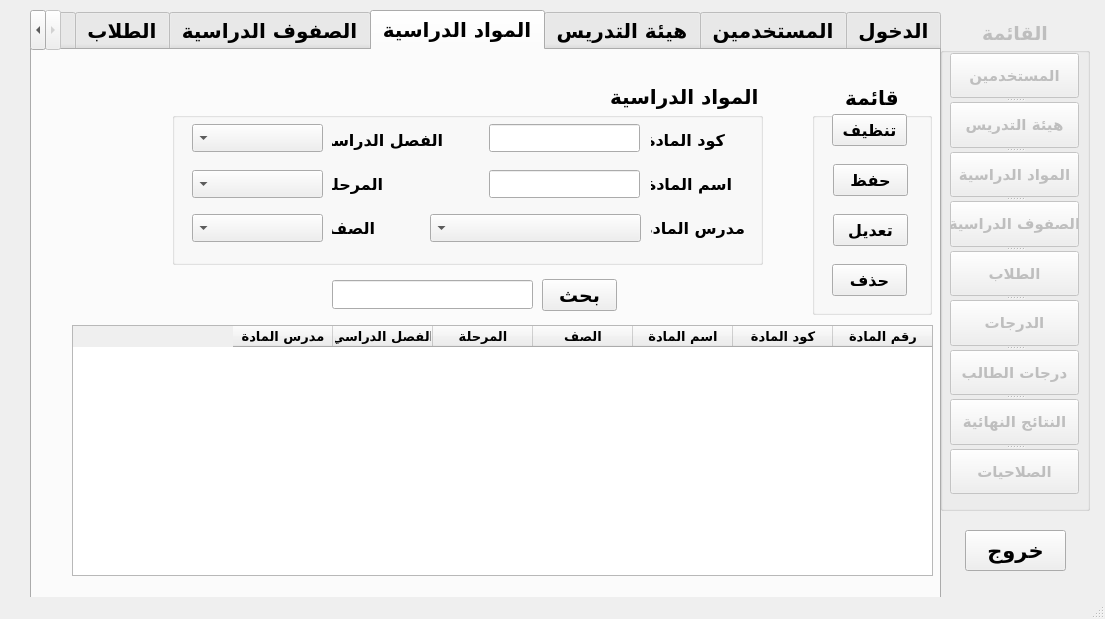
Before: the Qt Designer form school_management.ui in mostafabasuni/School-Management-System, drawn with Qt 5.
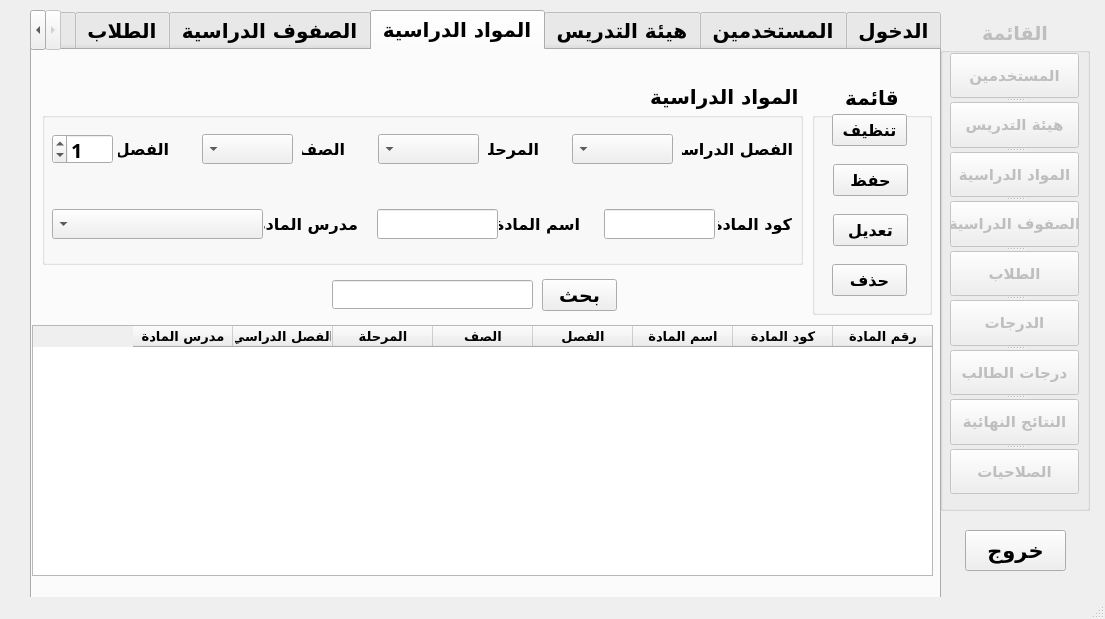
After: the same form once the commit is applied. The open tabs and pages were chosen to show the change.

Commit message: تعديل بعض الدوال بعد ادخال الفصل لكل مرحلة دراسية

What changed in the file:
```diff
--- a/school_management.ui
+++ b/school_management.ui
@@ -880,9 +880,9 @@
      <widget class="QGroupBox" name="groupBox_9">
       <property name="geometry">
        <rect>
-        <x>140</x>
+        <x>10</x>
         <y>34</y>
-        <width>591</width>
+        <width>761</width>
         <height>181</height>
        </rect>
       </property>
@@ -892,10 +892,10 @@
       <widget class="QLabel" name="label_16">
        <property name="geometry">
         <rect>
-         <x>479</x>
-         <y>44</y>
+         <x>676</x>
+         <y>125</y>
          <width>74</width>
-         <height>24</height>
+         <height>30</height>
         </rect>
        </property>
        <property name="font">
@@ -910,10 +910,10 @@
       <widget class="QLabel" name="label_17">
        <property name="geometry">
         <rect>
-         <x>479</x>
-         <y>88</y>
+         <x>457</x>
+         <y>125</y>
          <width>81</width>
-         <height>24</height>
+         <height>30</height>
         </rect>
        </property>
        <property name="font">
@@ -928,10 +928,10 @@
       <widget class="QLabel" name="label_18">
        <property name="geometry">
         <rect>
-         <x>479</x>
-         <y>132</y>
+         <x>222</x>
+         <y>125</y>
          <width>94</width>
-         <height>24</height>
+         <height>30</height>
         </rect>
        </property>
        <property name="font">
@@ -949,10 +949,10 @@
        </property>
        <property name="geometry">
         <rect>
-         <x>317</x>
-         <y>40</y>
-         <width>151</width>
-         <height>28</height>
+         <x>562</x>
+         <y>125</y>
+         <width>111</width>
+         <height>30</height>
         </rect>
        </property>
        <property name="font">
@@ -964,10 +964,10 @@
       <widget class="QLineEdit" name="lineEdit_15">
        <property name="geometry">
         <rect>
-         <x>317</x>
-         <y>86</y>
-         <width>151</width>
-         <height>28</height>
+         <x>335</x>
+         <y>125</y>
+         <width>121</width>
+         <height>30</height>
         </rect>
        </property>
        <property name="font">
@@ -979,10 +979,10 @@
       <widget class="QLabel" name="label_31">
        <property name="geometry">
         <rect>
-         <x>160</x>
-         <y>132</y>
+         <x>260</x>
+         <y>50</y>
          <width>43</width>
-         <height>24</height>
+         <height>30</height>
         </rect>
        </property>
        <property name="font">
@@ -997,10 +997,10 @@
       <widget class="QLabel" name="label_33">
        <property name="geometry">
         <rect>
-         <x>160</x>
-         <y>88</y>
+         <x>446</x>
+         <y>50</y>
          <width>51</width>
-         <height>24</height>
+         <height>30</height>
         </rect>
        </property>
        <property name="font">
@@ -1015,10 +1015,10 @@
       <widget class="QLabel" name="label_34">
        <property name="geometry">
         <rect>
-         <x>160</x>
-         <y>44</y>
+         <x>640</x>
+         <y>50</y>
          <width>111</width>
-         <height>24</height>
+         <height>30</height>
         </rect>
        </property>
        <property name="font">
@@ -1033,20 +1033,20 @@
       <widget class="QComboBox" name="comboBox_7">
        <property name="geometry">
         <rect>
-         <x>258</x>
-         <y>130</y>
+         <x>10</x>
+         <y>125</y>
          <width>211</width>
-         <height>28</height>
+         <height>30</height>
         </rect>
        </property>
       </widget>
       <widget class="QComboBox" name="comboBox_8">
        <property name="geometry">
         <rect>
-         <x>20</x>
-         <y>130</y>
-         <width>131</width>
-         <height>28</height>
+         <x>160</x>
+         <y>50</y>
+         <width>91</width>
+         <height>30</height>
         </rect>
        </property>
       </widget>
@@ -1056,10 +1056,10 @@
        </property>
        <property name="geometry">
         <rect>
-         <x>20</x>
-         <y>86</y>
-         <width>131</width>
-         <height>28</height>
+         <x>336</x>
+         <y>50</y>
+         <width>101</width>
+         <height>30</height>
         </rect>
        </property>
       </widget>
@@ -1069,20 +1069,51 @@
        </property>
        <property name="geometry">
         <rect>
-         <x>20</x>
-         <y>40</y>
-         <width>131</width>
-         <height>28</height>
+         <x>530</x>
+         <y>50</y>
+         <width>101</width>
+         <height>30</height>
         </rect>
        </property>
       </widget>
+      <widget class="QLabel" name="label_74">
+       <property name="geometry">
+        <rect>
+         <x>76</x>
+         <y>50</y>
+         <width>51</width>
+         <height>30</height>
+        </rect>
+       </property>
+       <property name="font">
+        <font>
+         <pointsize>12</pointsize>
+        </font>
+       </property>
+       <property name="text">
+        <string>الفصل</string>
+       </property>
+      </widget>
+      <widget class="QSpinBox" name="spinBox_7">
+       <property name="geometry">
+        <rect>
+         <x>10</x>
+         <y>50</y>
+         <width>61</width>
+         <height>30</height>
+        </rect>
+       </property>
+       <property name="value">
+        <number>1</number>
+       </property>
+      </widget>
      </widget>
      <widget class="QTableWidget" name="tableWidget_3">
       <property name="geometry">
        <rect>
-        <x>40</x>
+        <x>0</x>
         <y>275</y>
-        <width>861</width>
+        <width>901</width>
         <height>251</height>
        </rect>
       </property>
@@ -1115,6 +1146,11 @@
         <string>اسم المادة</string>
        </property>
       </column>
+      <column>
+       <property name="text">
+        <string>الفصل</string>
+       </property>
+      </column>
       <column>
        <property name="text">
         <string>الصف</string>
```
Left out of the diff: 10 changed lines with no effect on the pictures. The commit also changes 5 other files.
